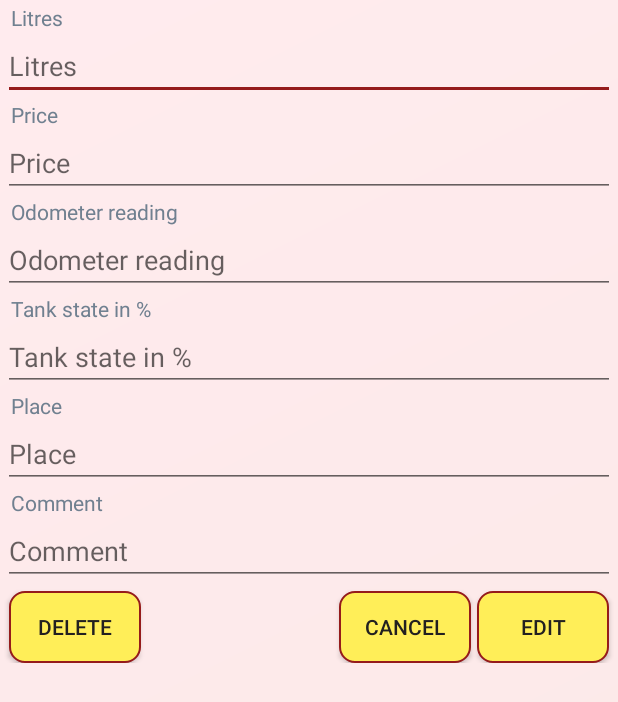
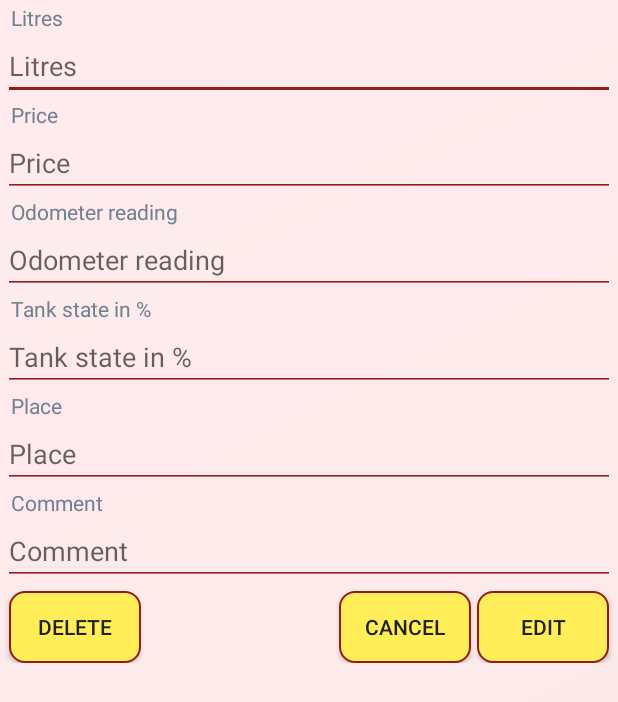
Before and after one commit to CzarqR/FuelManager, an Android app: the layout fragment_detail.xml on its own in the app's theme, with its tools: preview values and no code run, on a phone screen of 412 x 824 dp. Shown: the top 702 px of the screen. Run offline under Robolectric (Android 15) with nearby library versions, the phone set to English and light mode, and no system bars; Roboto replaces fonts that are not available here.

```diff
--- a/app/src/main/res/layout/fragment_detail.xml
+++ b/app/src/main/res/layout/fragment_detail.xml
@@ -38,11 +38,11 @@
                 android:layout_width="match_parent"
                 android:layout_height="wrap_content"
                 android:autofillHints="@string/litres"
+                android:backgroundTint="@color/detail_tint"
                 android:ems="10"
                 android:enabled="@{detailViewModel.editState}"
                 android:hint="@string/litres"
                 android:inputType="numberDecimal"
-                android:text="@{String.valueOf(detailViewModel.refueling.litres)}"
                 android:textColor="@color/colorFont" />
 
 
@@ -60,11 +60,11 @@
                 android:layout_width="match_parent"
                 android:layout_height="wrap_content"
                 android:autofillHints="@string/price"
+                android:backgroundTint="@color/detail_tint"
                 android:ems="10"
                 android:enabled="@{detailViewModel.editState}"
                 android:hint="@string/price"
                 android:inputType="numberDecimal"
-                android:text="@{String.valueOf(detailViewModel.refueling.price)}"
                 android:textColor="@color/colorFont" />
 
             <TextView
@@ -81,32 +81,31 @@
                 android:layout_width="match_parent"
                 android:layout_height="wrap_content"
                 android:autofillHints="@string/odometer_reading"
+                android:backgroundTint="@color/detail_tint"
                 android:ems="10"
                 android:enabled="@{detailViewModel.editState}"
                 android:hint="@string/odometer_reading"
                 android:inputType="numberDecimal"
-                android:text="@{String.valueOf(detailViewModel.refueling.odometerReading)}"
                 android:textColor="@color/colorFont" />
 
             <TextView
                 android:id="@+id/txtPreviousState"
                 android:layout_width="wrap_content"
                 android:layout_height="wrap_content"
-
                 android:layout_marginStart="@dimen/detail_header_margin"
                 android:text="@string/tank_state"
                 android:textColor="@color/detail_txt_header" />
 
             <EditText
-                android:id="@+id/edTxtPreviousState"
+                android:id="@+id/edTxtTankState"
                 android:layout_width="match_parent"
                 android:layout_height="wrap_content"
                 android:autofillHints="@string/odometer_reading"
+                android:backgroundTint="@color/detail_tint"
                 android:ems="10"
                 android:enabled="@{detailViewModel.editState}"
                 android:hint="@string/tank_state"
                 android:inputType="number"
-                android:text="@{String.valueOf(detailViewModel.refueling.tankState)}"
                 android:textColor="@color/colorFont" />
 
             <TextView
@@ -123,11 +122,11 @@
                 android:layout_width="match_parent"
                 android:layout_height="wrap_content"
                 android:autofillHints="@string/place"
+                android:backgroundTint="@color/detail_tint"
                 android:ems="10"
                 android:enabled="@{detailViewModel.editState}"
                 android:hint="@string/place"
                 android:inputType="textMultiLine"
-                android:text="@{detailViewModel.refueling.place}"
                 android:textColor="@color/colorFont" />
 
 
@@ -145,11 +144,11 @@
                 android:layout_width="match_parent"
                 android:layout_height="wrap_content"
                 android:autofillHints="@string/comment"
+                android:backgroundTint="@color/detail_tint"
                 android:ems="10"
                 android:enabled="@{detailViewModel.editState}"
                 android:hint="@string/comment"
                 android:inputType="textMultiLine"
-                android:text="@{detailViewModel.refueling.comment}"
                 android:textColor="@color/colorFont" />
 
             <androidx.constraintlayout.widget.ConstraintLayout
--- a/app/src/main/res/values-night/colors.xml
+++ b/app/src/main/res/values-night/colors.xml
@@ -42,6 +42,7 @@
 
     // detail fragment
     <color name="detail_txt_header">#A1AEBC</color>
+    <color name="detail_tint">@color/colorAccent</color>
 
     // app background
     <color name="app_back_top">#162022</color>
@@ -65,4 +66,5 @@
     // Toast
     <color name="toast_back">@color/colorAccent</color>
 
+
 </resources>
--- a/app/src/main/res/values/colors.xml
+++ b/app/src/main/res/values/colors.xml
@@ -42,6 +42,7 @@
 
     // detail fragment
     <color name="detail_txt_header">#708090</color>
+    <color name="detail_tint">@color/colorPrimary</color>
 
     // app background
     <color name="app_back_top">#FFEBEE</color>
@@ -64,5 +65,4 @@
     // Toast
     <color name="toast_back">#EDD92E</color>
 
-
 </resources>
--- a/build.gradle
+++ b/build.gradle
@@ -20,7 +20,7 @@ allprojects {
         google()
         jcenter()
 
-        // Charts
+        // Charts, Toasty
         maven { url 'https://jitpack.io' }
     }
 }
```
Also changed, not shown: app/src/main/java/com/myniprojects/fuelmanager/ui/car/CarFragment.kt (+0 -12 lines), app/src/main/java/com/myniprojects/fuelmanager/ui/detail/DetailFragment.kt (+68 -12 lines), app/src/main/java/com/myniprojects/fuelmanager/ui/refueling/CarInfoFragment.kt (+7 -13 lines), app/src/main/java/com/myniprojects/fuelmanager/ui/refueling/MultipleCarsFragment.kt (+4 -4 lines), app/src/main/java/com/myniprojects/fuelmanager/ui/refueling/RefuelingFragment.kt (+18 -28 lines), app/src/main/java/com/myniprojects/fuelmanager/ui/refueling/RefuelingFragmentVM.kt (+18 -2 lines), app/src/main/res/menu/overflow_menu.xml (+8 -9 lines).
